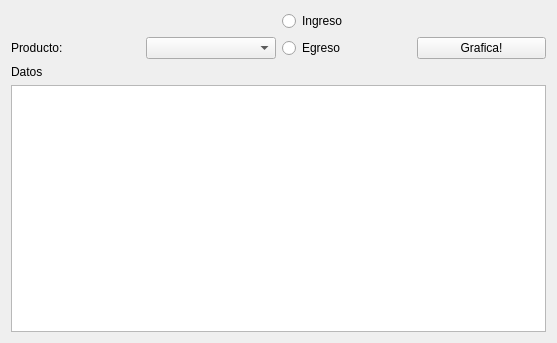
Above: bitacoraform.ui from ups-uio-cc-poo-p63/ApiAlesTabern-licoreria before the change. Below: the same form after it.
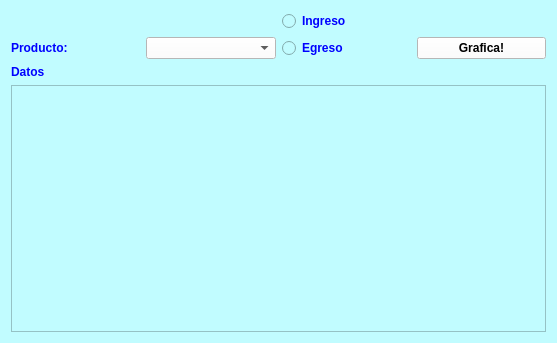
That is the form after the change.

What changed in the file:
```diff
--- a/bitacoraform.ui
+++ b/bitacoraform.ui
@@ -13,15 +13,37 @@
   <property name="windowTitle">
    <string>Form</string>
   </property>
+  <property name="styleSheet">
+   <string notr="true">background-color: rgb(193, 252, 255);</string>
+  </property>
   <layout class="QGridLayout" name="gridLayout">
    <item row="1" column="1">
-    <widget class="QComboBox" name="cmbProductos"/>
+    <widget class="QComboBox" name="cmbProductos">
+     <property name="font">
+      <font>
+       <bold>true</bold>
+      </font>
+     </property>
+     <property name="styleSheet">
+      <string notr="true">color: rgb(0, 0, 0);
+background-color: rgb(255, 255, 255);</string>
+     </property>
+    </widget>
    </item>
    <item row="3" column="0" colspan="4">
     <widget class="QTableWidget" name="tblBitacora"/>
    </item>
    <item row="1" column="2">
     <widget class="QRadioButton" name="rbtnEgreso">
+     <property name="font">
+      <font>
+       <bold>true</bold>
+      </font>
+     </property>
+     <property name="styleSheet">
+      <string notr="true">
+color: rgb(0, 0, 255);</string>
+     </property>
      <property name="text">
       <string>Egreso</string>
      </property>
@@ -29,6 +51,15 @@
    </item>
    <item row="1" column="3">
     <widget class="QPushButton" name="btnGrafica">
+     <property name="font">
+      <font>
+       <bold>true</bold>
+      </font>
+     </property>
+     <property name="styleSheet">
+      <string notr="true">color: rgb(0, 0, 0);
+background-color: rgb(255, 255, 255);</string>
+     </property>
      <property name="text">
       <string>Grafica!</string>
      </property>
@@ -36,6 +67,16 @@
    </item>
    <item row="0" column="2">
     <widget class="QRadioButton" name="rbtnIngreso">
+     <property name="font">
+      <font>
+       <italic>false</italic>
+       <bold>true</bold>
+      </font>
+     </property>
+     <property name="styleSheet">
+      <string notr="true">
+color: rgb(0, 0, 255);</string>
+     </property>
      <property name="text">
       <string>Ingreso</string>
      </property>
@@ -49,6 +90,15 @@
        <height>9</height>
       </size>
      </property>
+     <property name="font">
+      <font>
+       <bold>true</bold>
+      </font>
+     </property>
+     <property name="styleSheet">
+      <string notr="true">
+color: rgb(0, 0, 255);</string>
+     </property>
      <property name="text">
       <string>Producto:</string>
      </property>
@@ -56,6 +106,15 @@
    </item>
    <item row="2" column="0">
     <widget class="QLabel" name="lblInfo">
+     <property name="font">
+      <font>
+       <bold>true</bold>
+      </font>
+     </property>
+     <property name="styleSheet">
+      <string notr="true">
+color: rgb(0, 0, 255);</string>
+     </property>
      <property name="text">
       <string>Datos</string>
      </property>
```
